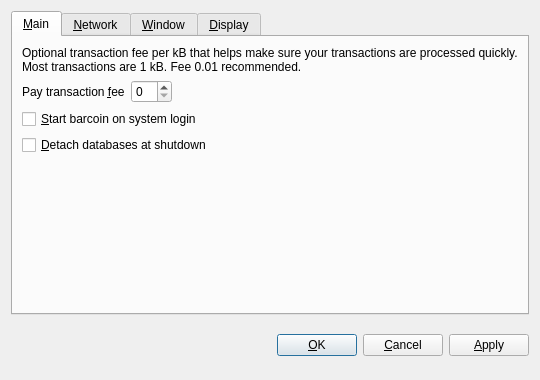
This is src/qt/forms/optionsdialog.ui in bertcoin/bertcoin as Qt 5 draws it before an edit. The edited form follows.
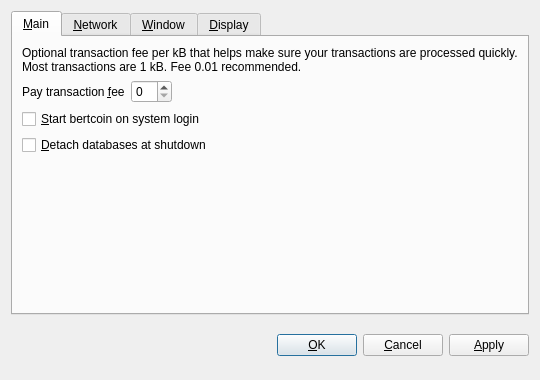
This is the edited form. The open tabs and pages were chosen to show the change. Custom widgets are drawn as their Qt base class.

```diff
--- a/src/qt/forms/optionsdialog.ui
+++ b/src/qt/forms/optionsdialog.ui
@@ -82,7 +82,7 @@
           <string>Automatically start barcoin after logging in to the system.</string>
          </property>
          <property name="text">
-          <string>&amp;Start barcoin on system login</string>
+          <string>&amp;Start bertcoin on system login</string>
          </property>
         </widget>
        </item>
```
Left out of the diff: 10 changed lines with no effect on the pictures.
